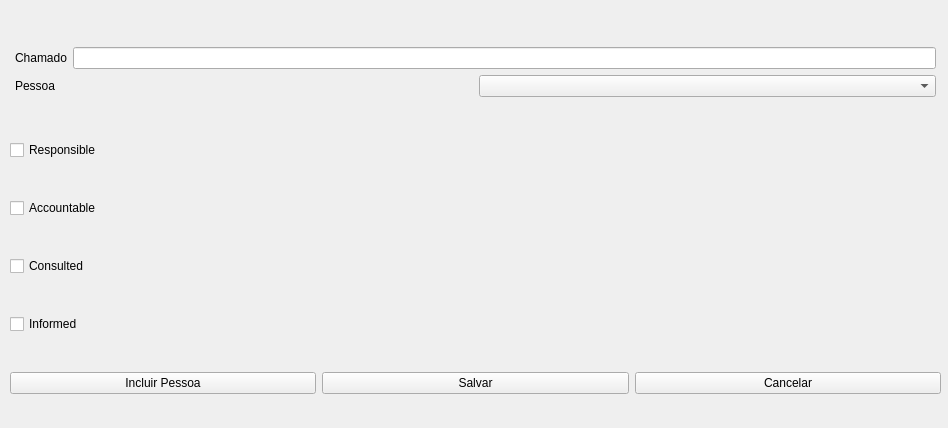
The window that matrizraci.ui (brunosr1985/TCC_NayBru) describes before a commit, drawn with Qt 5.
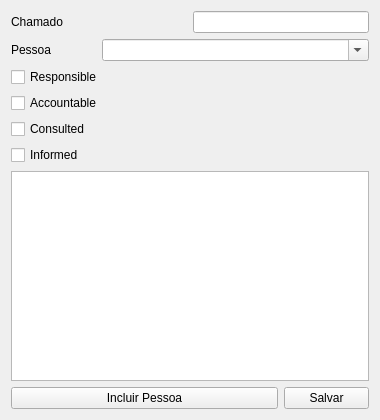
The same window after the commit.

The edit to the form file:
```diff
--- a/matrizraci.ui
+++ b/matrizraci.ui
@@ -6,8 +6,8 @@
    <rect>
     <x>0</x>
     <y>0</y>
-    <width>948</width>
-    <height>428</height>
+    <width>380</width>
+    <height>420</height>
    </rect>
   </property>
   <property name="sizePolicy">
@@ -16,128 +16,93 @@
     <verstretch>0</verstretch>
    </sizepolicy>
   </property>
+  <property name="minimumSize">
+   <size>
+    <width>380</width>
+    <height>420</height>
+   </size>
+  </property>
   <property name="windowTitle">
    <string>Kaizen Birth Edition</string>
   </property>
-  <widget class="QWidget" name="layoutWidget">
-   <property name="geometry">
-    <rect>
-     <x>10</x>
-     <y>10</y>
-     <width>931</width>
-     <height>421</height>
-    </rect>
-   </property>
-   <layout class="QVBoxLayout" name="verticalLayout">
-    <property name="sizeConstraint">
-     <enum>QLayout::SetNoConstraint</enum>
-    </property>
-    <item>
-     <layout class="QHBoxLayout" name="horizontalLayout_2">
-      <property name="leftMargin">
-       <number>5</number>
-      </property>
-      <property name="topMargin">
-       <number>5</number>
-      </property>
-      <property name="rightMargin">
-       <number>5</number>
-      </property>
-      <property name="bottomMargin">
-       <number>5</number>
-      </property>
-      <item>
-       <layout class="QVBoxLayout" name="verticalLayout_3">
-        <item>
-         <layout class="QHBoxLayout" name="horizontalLayout_3">
-          <item>
+  <layout class="QGridLayout" name="gridLayout">
+   <item row="0" column="0" colspan="2">
            <widget class="QLabel" name="Chamado">
             <property name="text">
              <string>Chamado</string>
             </property>
            </widget>
           </item>
-          <item>
-           <widget class="QLineEdit" name="linhaChamado"/>
-          </item>
-         </layout>
-        </item>
-        <item>
-         <layout class="QHBoxLayout" name="horizontalLayout_4">
-          <item>
+   <item row="0" column="2" colspan="2">
+    <widget class="QLineEdit" name="linhaChamado">
+     <property name="readOnly">
+      <bool>true</bool>
+     </property>
+    </widget>
+   </item>
+   <item row="1" column="0">
            <widget class="QLabel" name="labelPessoa">
             <property name="text">
              <string>Pessoa</string>
             </property>
            </widget>
           </item>
-          <item>
-           <widget class="QComboBox" name="comboBox"/>
-          </item>
-         </layout>
-        </item>
-       </layout>
-      </item>
-      <item>
-       <layout class="QVBoxLayout" name="verticalLayout_4"/>
-      </item>
-     </layout>
-    </item>
-    <item>
+   <item row="1" column="1" colspan="3">
+    <widget class="QComboBox" name="comboPessoa">
+     <property name="editable">
+      <bool>true</bool>
+     </property>
+     <property name="insertPolicy">
+      <enum>QComboBox::NoInsert</enum>
+     </property>
+    </widget>
+   </item>
+   <item row="2" column="0" colspan="3">
      <widget class="QCheckBox" name="Responsible">
       <property name="text">
        <string>Responsible</string>
       </property>
      </widget>
     </item>
-    <item>
+   <item row="3" column="0" colspan="3">
      <widget class="QCheckBox" name="Accountable">
       <property name="text">
        <string>Accountable</string>
       </property>
      </widget>
     </item>
-    <item>
+   <item row="4" column="0" colspan="3">
      <widget class="QCheckBox" name="Consulted">
       <property name="text">
        <string>Consulted</string>
       </property>
      </widget>
     </item>
-    <item>
+   <item row="5" column="0" colspan="3">
      <widget class="QCheckBox" name="Informed">
       <property name="text">
        <string>Informed</string>
       </property>
      </widget>
     </item>
-    <item>
-     <layout class="QHBoxLayout" name="horizontalLayout">
-      <item>
+   <item row="6" column="0" colspan="4">
+    <widget class="QTableView" name="tableView"/>
+   </item>
+   <item row="7" column="0" colspan="3">
        <widget class="QPushButton" name="incluirPessoa">
         <property name="text">
          <string>Incluir Pessoa</string>
         </property>
        </widget>
       </item>
-      <item>
+   <item row="7" column="3">
        <widget class="QPushButton" name="raciSalvar">
         <property name="text">
          <string>Salvar</string>
         </property>
        </widget>
       </item>
-      <item>
-       <widget class="QPushButton" name="raciOK">
-        <property name="text">
-         <string>Cancelar</string>
-        </property>
-       </widget>
-      </item>
-     </layout>
-    </item>
-   </layout>
-  </widget>
+  </layout>
  </widget>
  <resources/>
  <connections>
```
Left out of the diff: 19 changed lines with no effect on the pictures. Lines whose indentation alone changed are shown as unchanged.
